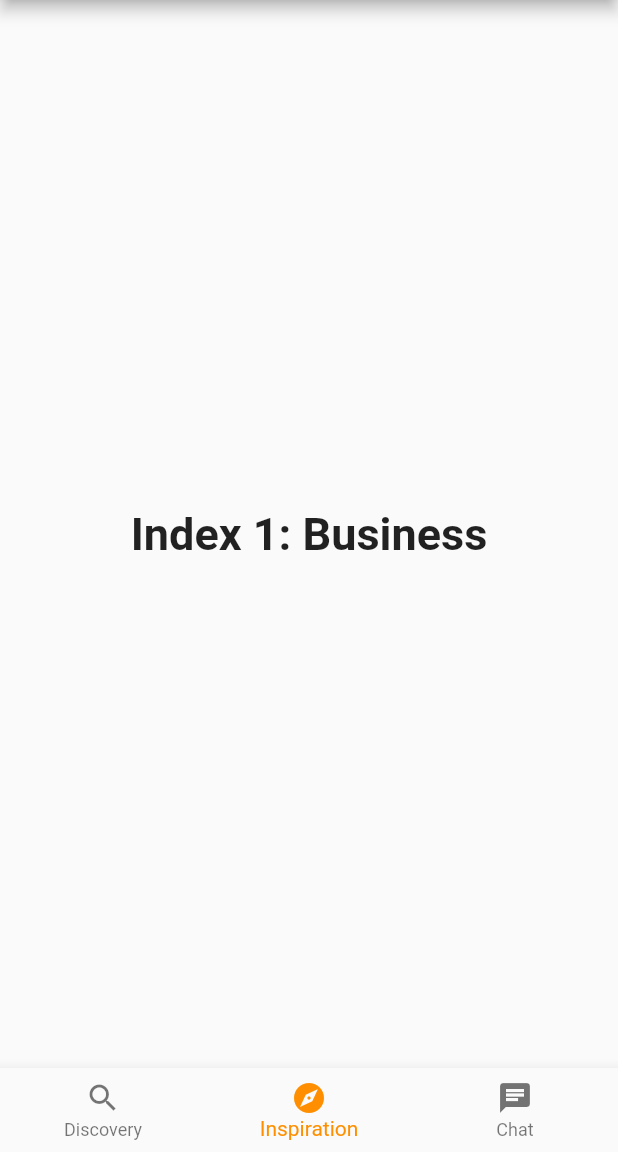
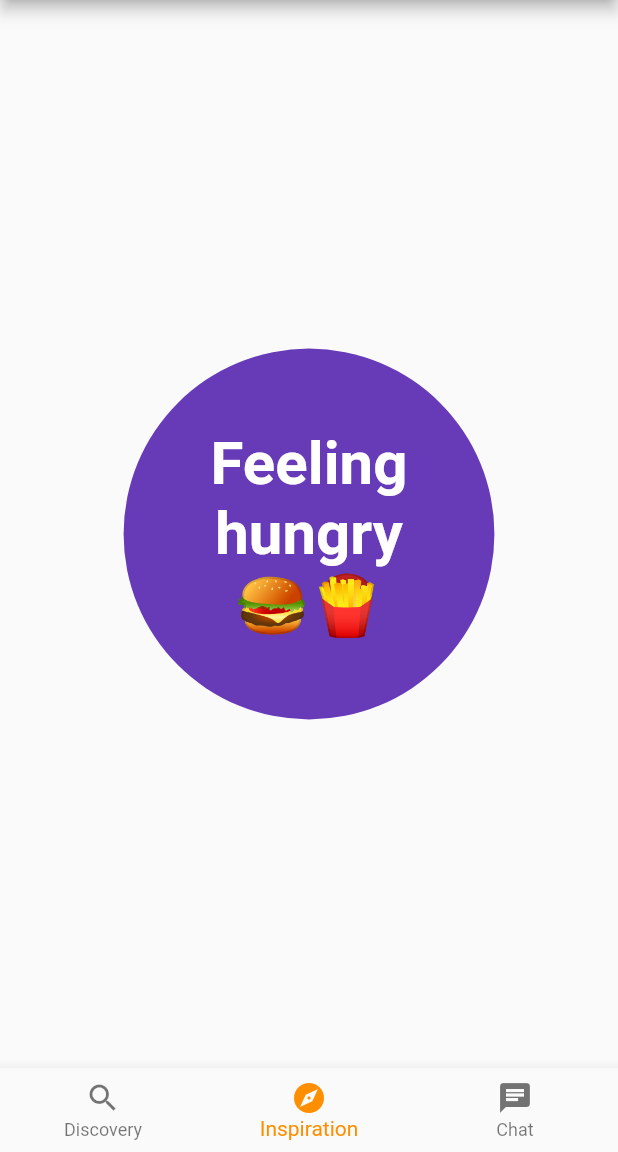
Before and after one commit to OliverKlukas/GPT-3-Recipe-Generator, a Flutter app: the screen it shows after launch, item 2 of the bottom bar chosen, on a phone screen of 412 x 824 dp, the part 84-1236 px from its top. Run offline on Flutter 3.47's test engine with Material 2 defaults, Android fonts, the phone set to English and light mode, and no system bars; our stand-ins replace bubble.

Commit message:
add inspiration page

```diff
--- /dev/null
+++ b/recipe_generator/lib/inspiration.dart
@@ -0,0 +1,62 @@
+import 'package:flutter/material.dart';
+
+class InspirationApp extends StatefulWidget {
+  @override
+  _InspirationAppState createState() => _InspirationAppState();
+}
+
+class _InspirationAppState extends State<InspirationApp> {
+  Color _color = Colors.deepPurple;
+  BorderRadiusGeometry _borderRadius = BorderRadius.circular(250.0);
+
+  @override
+  Widget build(BuildContext context) {
+
+    // set up the button
+    Widget okButton = TextButton(
+      child: Text("Back"),
+      onPressed: () {
+        Navigator.pop(context);
+      },
+    );
+
+    return AnimatedContainer(
+        width: MediaQuery.of(context).size.width * 0.6,
+        height: MediaQuery.of(context).size.width * 0.6,
+        decoration: BoxDecoration(
+          color: _color,
+          borderRadius: _borderRadius,
+        ),
+        // Define how long the animation should take.
+        duration: Duration(seconds: 1),
+        // Provide an optional curve to make the animation feel smoother.
+        curve: Curves.fastOutSlowIn,
+        child: Center(
+          child: TextButton(
+            child: const Text(
+              'Feeling\nhungry\n🍔🍟',
+              textAlign: TextAlign.center,
+              style: TextStyle(
+                  fontWeight: FontWeight.bold,
+                  fontSize: 40,
+                  color: Colors.white
+              ),
+            ),
+            onPressed: () => {
+              showDialog(
+                context: context,
+                builder: (BuildContext context){
+                  return AlertDialog(
+                    title: Text('Alert!'),
+                    content: Text("This is my message."),
+                    actions: [
+                      okButton,
+                    ],
+                  );
+                },
+              )
+          },
+          )
+        ));
+  }
+}
--- a/recipe_generator/lib/main.dart
+++ b/recipe_generator/lib/main.dart
@@ -8,8 +8,8 @@
 // and displays a corresponding message in the center of the [Scaffold].
 
 import 'package:flutter/material.dart';
-
-import 'chat.dart';
+import 'package:recipe_generator/chat.dart';
+import 'inspiration.dart';
 import 'discovery.dart';
 
 void main() => runApp(const MyApp());
@@ -44,10 +44,7 @@ class _MyStatefulWidgetState extends State<MyStatefulWidget> {
   TextStyle(fontSize: 30, fontWeight: FontWeight.bold);
   static List<Widget> _widgetOptions = <Widget>[
     DiscoveryPage(),
-    Text(
-      'Index 1: Business',
-      style: optionStyle,
-    ),
+    InspirationApp(),
     ChatPage(),
   ];
 
```
Also changed, not shown: recipe_generator/lib/chat.dart (+0 -18 lines).
